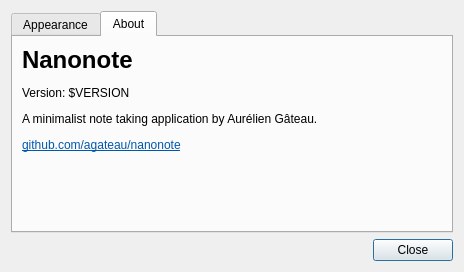
Before: the Qt Designer form src/SettingsDialog.ui in agateau/nanonote, drawn with Qt 5.
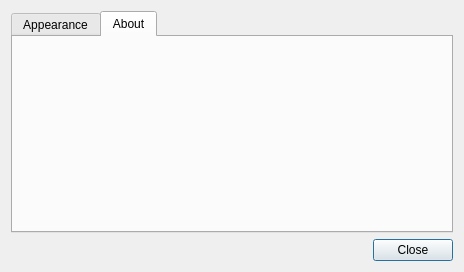
After: the same form once the commit is applied.

Commit message: Show note path in About tab

```diff
--- a/src/SettingsDialog.ui
+++ b/src/SettingsDialog.ui
@@ -71,7 +71,7 @@
        <item>
         <widget class="QLabel" name="aboutLabel">
          <property name="text">
-          <string>&lt;html&gt;&lt;head/&gt;&lt;body&gt;&lt;h1 style=&quot; margin-top:18px; margin-bottom:12px; margin-left:0px; margin-right:0px; -qt-block-indent:0; text-indent:0px;&quot;&gt;&lt;span style=&quot; font-size:xx-large; font-weight:600;&quot;&gt;Nanonote&lt;/span&gt;&lt;/h1&gt;&lt;p&gt;Version: $VERSION &lt;/p&gt;&lt;p&gt;A minimalist note taking application by Aurélien Gâteau. &lt;/p&gt;&lt;p&gt;&lt;a href=&quot;https://github.com/agateau/nanonote&quot;&gt;&lt;span style=&quot; text-decoration: underline; color:#0057ae;&quot;&gt;github.com/agateau/nanonote&lt;/span&gt;&lt;/a&gt;&lt;/p&gt;&lt;/body&gt;&lt;/html&gt;</string>
+          <string/>
          </property>
          <property name="textFormat">
           <enum>Qt::RichText</enum>
```
Left out of the diff: 3 changed lines with no effect on the pictures. The commit also changes 1 other file.
